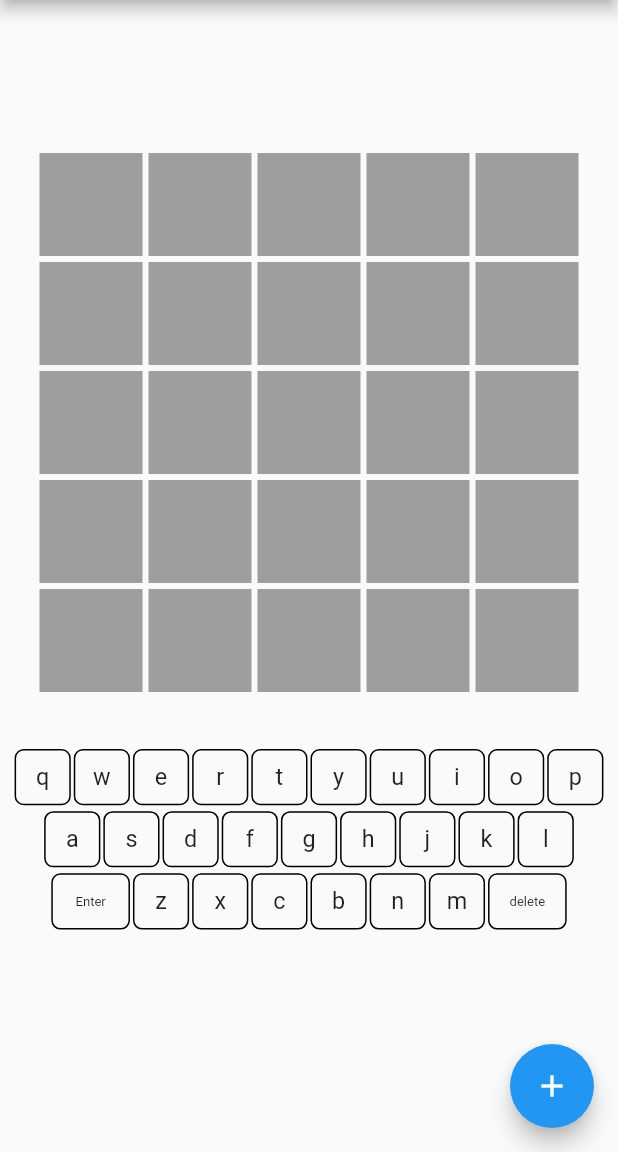
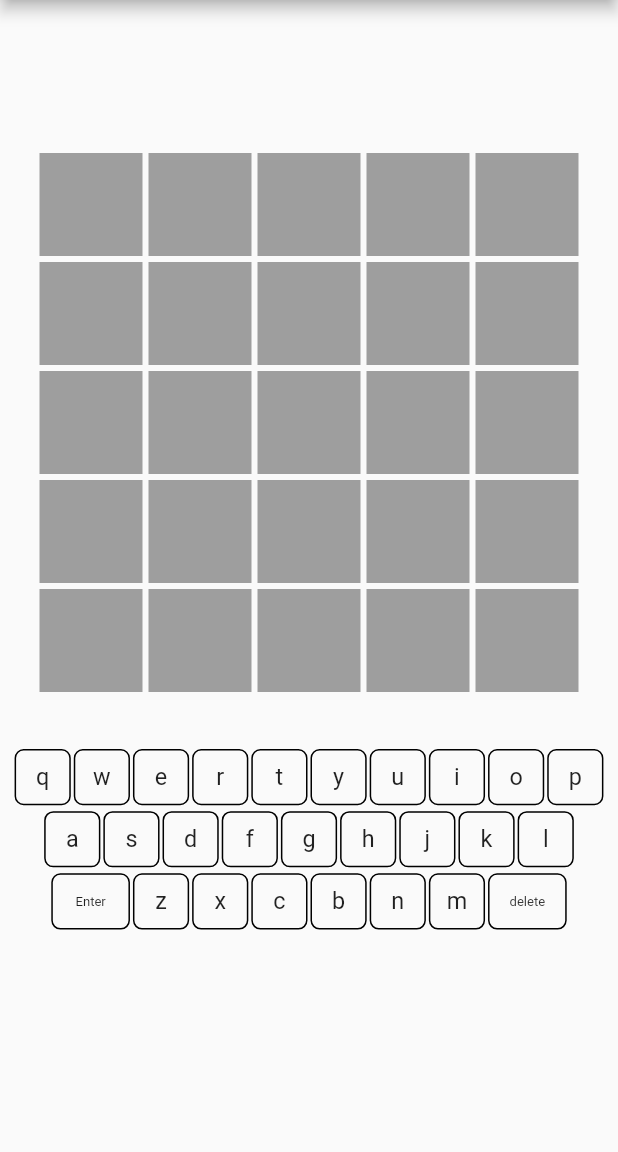
Before and after one commit to maheshj01/furdle, a Flutter app: the screen it shows after launch, on a phone screen of 412 x 824 dp, the part 84-1236 px from its top. Run offline on Flutter 3.47's test engine with Material 2 defaults, Android fonts, the phone set to English and light mode, and no system bars; our stand-ins replace confetti, go_router, shared_preferences.

Commit message:
remove fab

```diff
--- a/lib/pages/home.dart
+++ b/lib/pages/home.dart
@@ -138,12 +138,12 @@ class _MyHomePageState extends State<MyHomePage> {
                       icon: const Icon(Icons.speed)),
                 ],
               ),
-              floatingActionButton: FloatingActionButton(
-                onPressed: () {
-                  showFurdleDialog(context);
-                },
-                child: const Icon(Icons.add),
-              ),
+              // floatingActionButton: FloatingActionButton(
+              //   onPressed: () {
+              //     showFurdleDialog(context);
+              //   },
+              //   child: const Icon(Icons.add),
+              // ),
               body: Stack(
                 fit: StackFit.expand,
                 children: [
```
